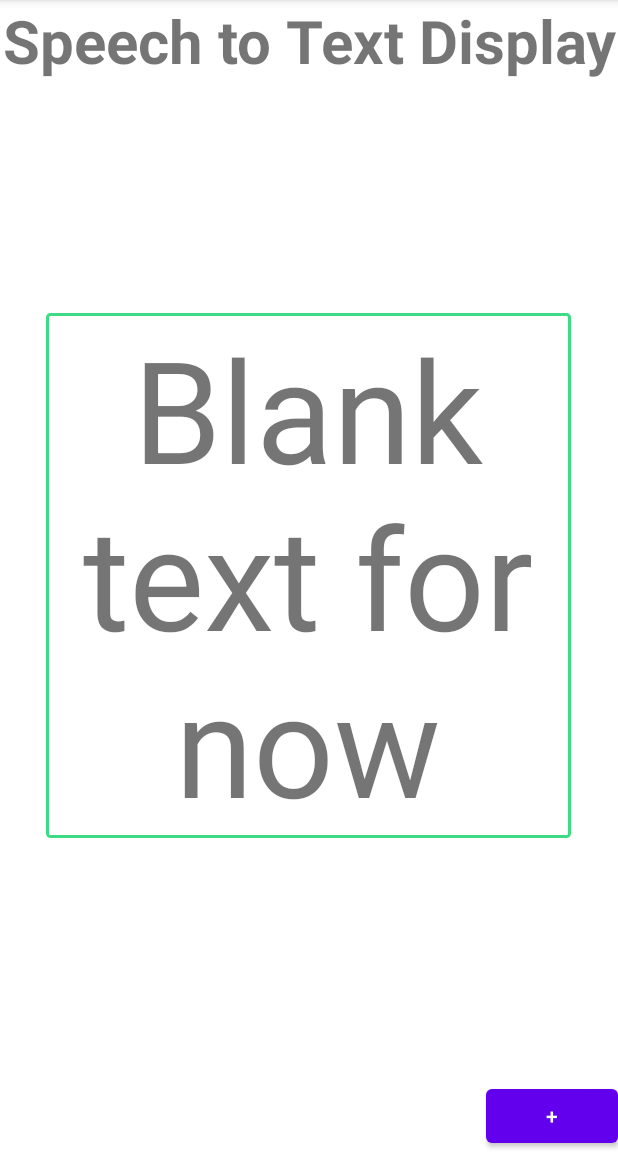
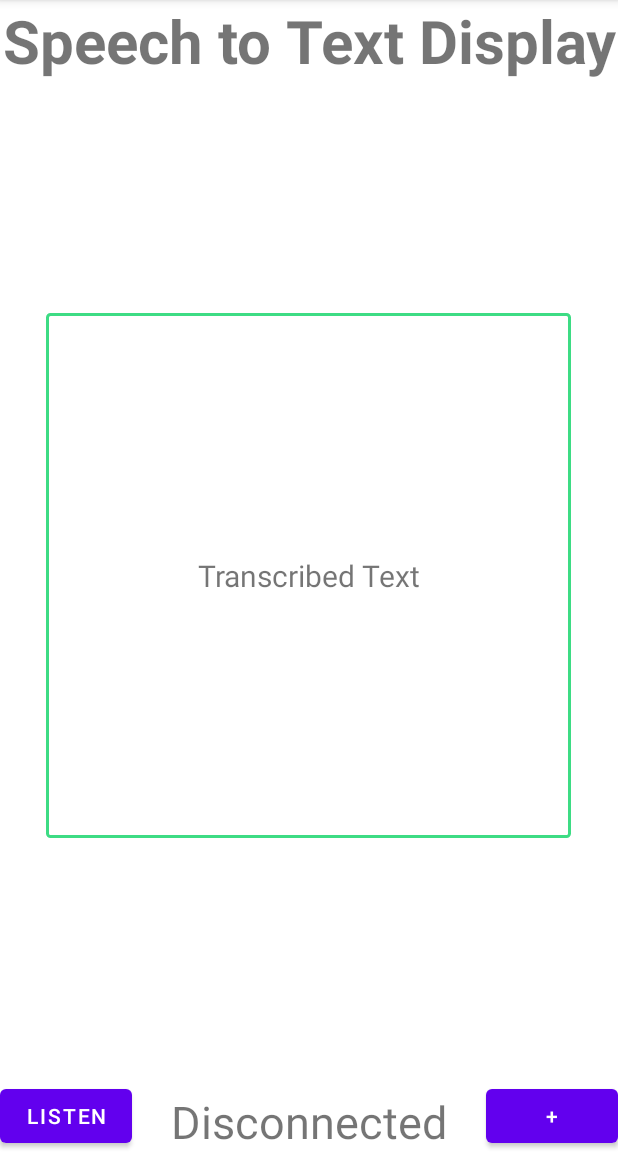
Before and after one commit to wyatt-made/MC-Capstone-2020, an Android app: the screen it shows after launch (MainActivity), on a phone screen of 412 x 824 dp, the part 84-1236 px from its top. Run offline under Robolectric (Android 15) with nearby library versions, the phone set to English and light mode, and no system bars.

Commit message:
Added Listen Button, recombining Wyatts and my project

```diff
--- a/app/src/main/java/com/example/capstonev2/MainActivity.java
+++ b/app/src/main/java/com/example/capstonev2/MainActivity.java
@@ -2,15 +2,28 @@ package com.example.capstonev2;
 
 import androidx.appcompat.app.AppCompatActivity;
 
+import android.annotation.SuppressLint;
 import android.bluetooth.BluetoothAdapter;
+import android.bluetooth.BluetoothDevice;
+import android.content.BroadcastReceiver;
+import android.content.Context;
 import android.content.Intent;
+import android.content.IntentFilter;
 import android.os.Bundle;
 import android.provider.Settings;
+import android.speech.RecognizerIntent;
 import android.view.View;
+import android.widget.EditText;
+import android.widget.ImageView;
+import android.widget.TextView;
 import android.widget.Toast;
 
 public class MainActivity extends AppCompatActivity
 {
+    public static final Integer RecordAudioRequestCode = 1;
+    private spee speechRecognizer;
+    private EditText editText;
+    private ImageView micButton;
 
     @Override
     protected void onCreate(Bundle savedInstanceState)
@@ -21,14 +34,45 @@ public class MainActivity extends AppCompatActivity
         BluetoothAdapter mBluetoothAdapter = BluetoothAdapter.getDefaultAdapter();
         if (mBluetoothAdapter == null)
         {
-            final Toast no_bluetooth_detected = Toast.makeText(getApplicationContext(),"No bluetooth detected", Toast.LENGTH_SHORT);
+            @SuppressLint("ShowToast") final Toast no_bluetooth_detected = Toast.makeText(getApplicationContext(),"No bluetooth detected", Toast.LENGTH_SHORT);
             finish();
         }
-            }
+        IntentFilter filter = new IntentFilter();
+        filter.addAction(BluetoothDevice.ACTION_ACL_CONNECTED);
+        filter.addAction(BluetoothDevice.ACTION_ACL_DISCONNECT_REQUESTED);
+        filter.addAction(BluetoothDevice.ACTION_ACL_DISCONNECTED);
+        this.registerReceiver(mReceiver, filter);
+    }
 
     public final void bluetooth( View view) {
         Intent intentOpenBluetoothSettings = new Intent();
         intentOpenBluetoothSettings.setAction("android.settings.BLUETOOTH_SETTINGS");
         this.startActivity(intentOpenBluetoothSettings);
     }
+
+    public void setSpeechRecognizer(spee speechRecognizer) {
+        this.speechRecognizer = speechRecognizer;
+        final Intent speechRecognizerIntent = new Intent(RecognizerIntent.ACTION_RECOGNIZE_SPEECH);
+    }
+
+    private final BroadcastReceiver mReceiver = new BroadcastReceiver()
+    {
+        TextView Connectivity;
+        @Override
+        public void onReceive(Context context, Intent intent) {
+            String action = intent.getAction();
+            BluetoothDevice device = intent.getParcelableExtra(BluetoothDevice.EXTRA_DEVICE);
+
+            if (BluetoothDevice.ACTION_ACL_CONNECTED.equals(action)) {
+                @SuppressLint("ShowToast") final Toast no_bluetooth_detected = Toast.makeText(getApplicationContext(),"Bluetooth Device is now Connected", Toast.LENGTH_SHORT);
+                Connectivity.setText("Disconnected");
+                //Device is now connected
+            }
+            else if (BluetoothDevice.ACTION_ACL_DISCONNECTED.equals(action)) {
+                @SuppressLint("ShowToast") final Toast no_bluetooth_detected = Toast.makeText(getApplicationContext(),"Bluetooth Device has been Disconnected", Toast.LENGTH_SHORT);
+                Connectivity.setText("Disconnected");
+                //Device has disconnected
+            }
+        }
+    };
 }
--- /dev/null
+++ b/app/src/main/java/com/example/capstonev2/spee.java
@@ -0,0 +1,4 @@
+package com.example.capstonev2;
+
+public class spee {
+}
--- a/app/src/main/res/layout-land/activity_main.xml
+++ b/app/src/main/res/layout-land/activity_main.xml
@@ -12,7 +12,7 @@
         android:gravity="center|top"
         android:keepScreenOn="true"
         android:text="Speech to Text Display"
-        android:textSize="40sp"
+        android:textSize="30sp"
         android:textStyle="bold" />
 
     <FrameLayout
@@ -32,14 +32,28 @@
             <TextView
                 android:id="@+id/textView2"
                 android:layout_width="600dp"
-                android:layout_height="250dp"
+                android:layout_height="230dp"
                 android:background="@drawable/border"
                 android:gravity="center"
-                android:text="Blank text for now"
+                android:text="Transcribed Text"
+                android:textSize="30dp"
                 android:layout_gravity="center"
-                android:autoSizeMinTextSize="20dp"
-                android:autoSizeTextType="uniform"
                 />
+
+        <TextView
+            android:id="@+id/textView"
+            android:layout_width="wrap_content"
+            android:layout_height="wrap_content"
+            android:text="@string/Connectivity"
+            android:layout_gravity="bottom|center"
+            android:textSize="30dp"
+            />
+        <Button
+            android:id="@+id/Listen"
+            android:layout_width="wrap_content"
+            android:layout_height="wrap_content"
+            android:layout_gravity="bottom|start"
+            android:text="Listen" />
 
     </FrameLayout>
 
--- a/app/src/main/res/layout/activity_main.xml
+++ b/app/src/main/res/layout/activity_main.xml
@@ -35,11 +35,24 @@
                 android:layout_height="350dp"
                 android:background="@drawable/border"
                 android:gravity="center"
-                android:text="Blank text for now"
+                android:text="Transcribed Text"
                 android:layout_gravity="center"
-                android:autoSizeMinTextSize="20dp"
-                android:autoSizeTextType="uniform"
+                android:textSize="20dp"
                 />
+        <TextView
+            android:id="@+id/textView"
+            android:layout_width="wrap_content"
+            android:layout_height="wrap_content"
+            android:text="@string/Connectivity"
+            android:layout_gravity="bottom|center"
+            android:textSize="30dp"
+            />
+        <Button
+            android:id="@+id/Listen"
+            android:layout_width="wrap_content"
+            android:layout_height="wrap_content"
+            android:layout_gravity="bottom|start"
+            android:text="Listen" />
 
     </FrameLayout>
 
--- a/app/src/main/res/values/strings.xml
+++ b/app/src/main/res/values/strings.xml
@@ -1,3 +1,4 @@
 <resources>
     <string name="app_name">CapstoneV2</string>
+    <string name="Connectivity">Disconnected</string>
 </resources>
```
